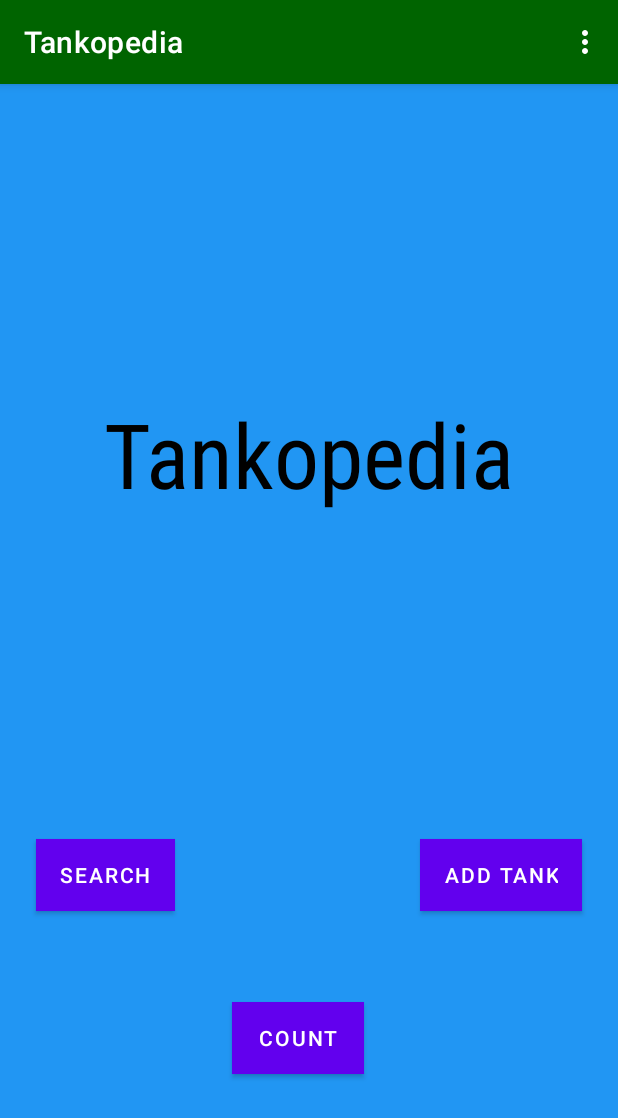
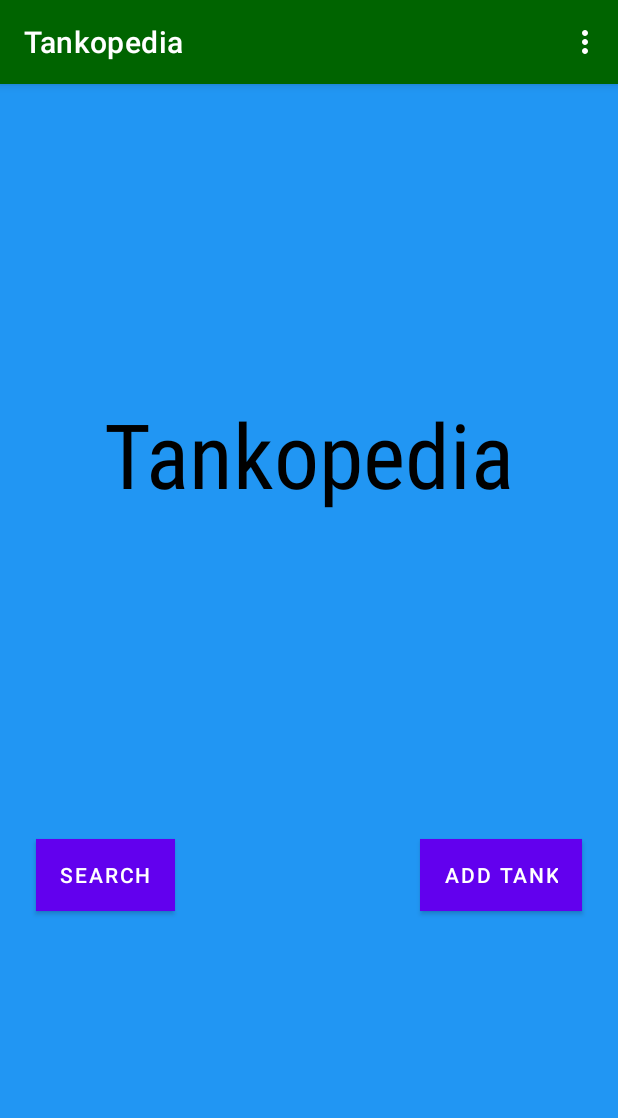
Before and after one commit to Solyom2/Tankopedia, an Android app: the screen it shows after launch (MainActivity), on a phone screen of 412 x 824 dp. Shown: the top 1118 px of the screen. Run offline under Robolectric (Android 15) with nearby library versions, the phone set to English and light mode, and no system bars; our stand-ins replace Room's generated code.

Commit message:
Cleaning up old files

```diff
--- a/app/src/main/java/hu/me/iit/tankopedia/MainActivity.kt
+++ b/app/src/main/java/hu/me/iit/tankopedia/MainActivity.kt
@@ -46,7 +46,7 @@ class MainActivity : AppCompatActivity() {
             tanks = db.getAll()
         }
 
-        if(tanks?.isEmpty() == true) {
+        if(tanks?.isEmpty() == true || tanks == null) {
             val datas = listOf(
                     Tank("T-34-76", "Soviet Union", "Medium Tank", 1940, "76.2 mm F-34 tank gun", "Model V-2-34",
                             47, 40, 45, 4, "https://www.super-hobby.hu/zdjecia/7/7/0/28383_rd.jpg", "The T-34 is a Soviet medium tank introduced in 1940, famously deployed with the Red Army during World War II against Operation Barbarossa."),
--- a/app/src/main/res/layout/fragment_first.xml
+++ b/app/src/main/res/layout/fragment_first.xml
@@ -45,16 +45,4 @@
         app:layout_constraintStart_toStartOf="parent"
         app:layout_constraintTop_toBottomOf="@+id/welcome_textview" />
 
-    <Button
-        android:id="@+id/button_count"
-        android:layout_width="wrap_content"
-        android:layout_height="wrap_content"
-        android:text="@string/count_button_text"
-        app:layout_constraintBottom_toBottomOf="parent"
-        app:layout_constraintEnd_toStartOf="@+id/button_add"
-        app:layout_constraintStart_toEndOf="@+id/button_search"
-        app:layout_constraintTop_toBottomOf="@+id/welcome_textview"
-        app:layout_constraintVertical_bias="0.75"
-        android:background="@color/buttonBackground"/>
-
 </androidx.constraintlayout.widget.ConstraintLayout>
--- a/app/src/main/res/layout/tank_details.xml
+++ b/app/src/main/res/layout/tank_details.xml
@@ -16,7 +16,8 @@
         android:layout_marginTop="20dp"
         app:layout_constraintEnd_toEndOf="parent"
         app:layout_constraintStart_toStartOf="parent"
-        app:layout_constraintTop_toTopOf="parent" />
+        app:layout_constraintTop_toTopOf="parent"
+        android:textSize="32sp" />
 
     <ImageView
         android:id="@+id/picture_imageview"
--- a/app/src/main/res/navigation/nav_graph.xml
+++ b/app/src/main/res/navigation/nav_graph.xml
@@ -17,20 +17,6 @@
         <action
             android:id="@+id/action_FirstFragment_to_TankForm"
             app:destination="@id/TankForm" />
-    </fragment>
-
-    <fragment
-        android:id="@+id/SecondFragment"
-        android:name="hu.me.iit.tankopedia.SecondFragment"
-        android:label="@string/second_fragment_label"
-        tools:layout="@layout/fragment_second">
-
-        <action
-            android:id="@+id/action_SecondFragment_to_FirstFragment"
-            app:destination="@id/FirstFragment" />
-        <argument
-            android:name="myArg"
-            app:argType="integer" />
     </fragment>
 
     <fragment
```
Also changed, not shown: app/src/main/java/hu/me/iit/tankopedia/SecondFragment.kt (deleted, +0 -48 lines), app/src/main/res/layout/fragment_second.xml (deleted, +0 -44 lines).
